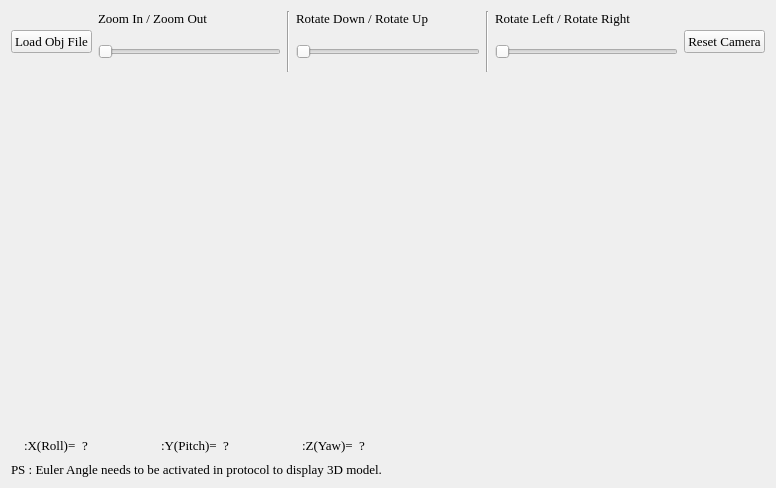
Before: the Qt Designer form CHCenter/threedform.ui in dongFangTuring/CHCenter, drawn with Qt 5.
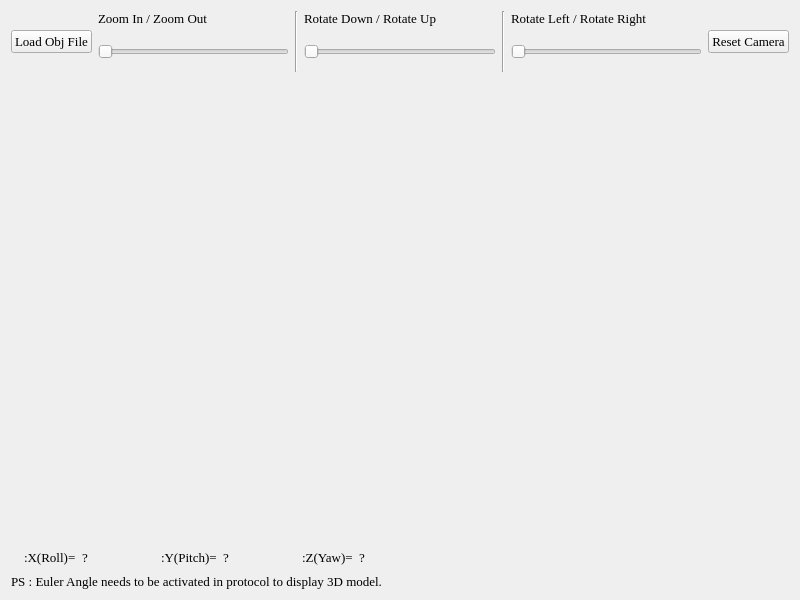
After: the same form once the commit is applied. Icons and pictures are not drawn.

Commit message: seperate ui alpha1

What changed in the file:
```diff
--- a/CHCenter/threedform.ui
+++ b/CHCenter/threedform.ui
@@ -6,8 +6,8 @@
    <rect>
     <x>0</x>
     <y>0</y>
-    <width>776</width>
-    <height>488</height>
+    <width>800</width>
+    <height>600</height>
    </rect>
   </property>
   <property name="font">
```
The commit also changes 6 other files.
